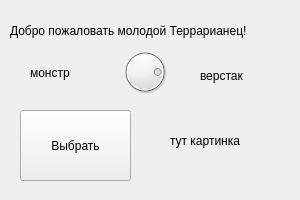
Qt form choice.ui (cardulen/GuidNot) before a commit.
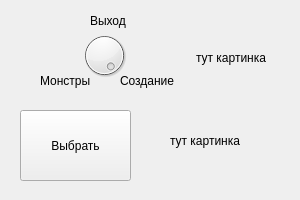
The same form after that commit.

What changed in the file:
```diff
--- a/choice.ui
+++ b/choice.ui
@@ -25,20 +25,7 @@
   <property name="windowTitle">
    <string>Dialog</string>
   </property>
-  <widget class="QLabel" name="label">
-   <property name="geometry">
-    <rect>
-     <x>10</x>
-     <y>10</y>
-     <width>291</width>
-     <height>41</height>
-    </rect>
-   </property>
-   <property name="text">
-    <string>Добро пожаловать молодой Террарианец!</string>
-   </property>
-  </widget>
-  <widget class="QLabel" name="picture">
+  <widget class="QLabel" name="picture1">
    <property name="geometry">
     <rect>
      <x>170</x>
@@ -67,52 +54,78 @@
   <widget class="QDial" name="dial">
    <property name="geometry">
     <rect>
-     <x>120</x>
-     <y>40</y>
-     <width>50</width>
-     <height>64</height>
+     <x>79</x>
+     <y>30</y>
+     <width>51</width>
+     <height>51</height>
     </rect>
    </property>
    <property name="minimum">
     <number>0</number>
    </property>
    <property name="maximum">
-    <number>10</number>
+    <number>2</number>
    </property>
    <property name="value">
-    <number>8</number>
+    <number>2</number>
    </property>
    <property name="sliderPosition">
-    <number>8</number>
+    <number>2</number>
    </property>
    <property name="notchTarget">
-    <double>180.000000000000000</double>
+    <double>2.000000000000000</double>
    </property>
   </widget>
   <widget class="QLabel" name="label_2">
    <property name="geometry">
     <rect>
-     <x>30</x>
-     <y>62</y>
+     <x>40</x>
+     <y>70</y>
      <width>81</width>
      <height>21</height>
     </rect>
    </property>
    <property name="text">
-    <string>монстр</string>
+    <string>Монстры</string>
    </property>
   </widget>
   <widget class="QLabel" name="label_3">
    <property name="geometry">
     <rect>
-     <x>200</x>
-     <y>60</y>
+     <x>120</x>
+     <y>70</y>
      <width>71</width>
-     <height>31</height>
+     <height>21</height>
     </rect>
    </property>
    <property name="text">
-    <string>верстак</string>
+    <string>Создание</string>
+   </property>
+  </widget>
+  <widget class="QLabel" name="label">
+   <property name="geometry">
+    <rect>
+     <x>90</x>
+     <y>10</y>
+     <width>51</width>
+     <height>21</height>
+    </rect>
+   </property>
+   <property name="text">
+    <string>Выход</string>
+   </property>
+  </widget>
+  <widget class="QLabel" name="picture2">
+   <property name="geometry">
+    <rect>
+     <x>196</x>
+     <y>22</y>
+     <width>81</width>
+     <height>71</height>
+    </rect>
+   </property>
+   <property name="text">
+    <string>тут картинка</string>
    </property>
   </widget>
  </widget>
```
